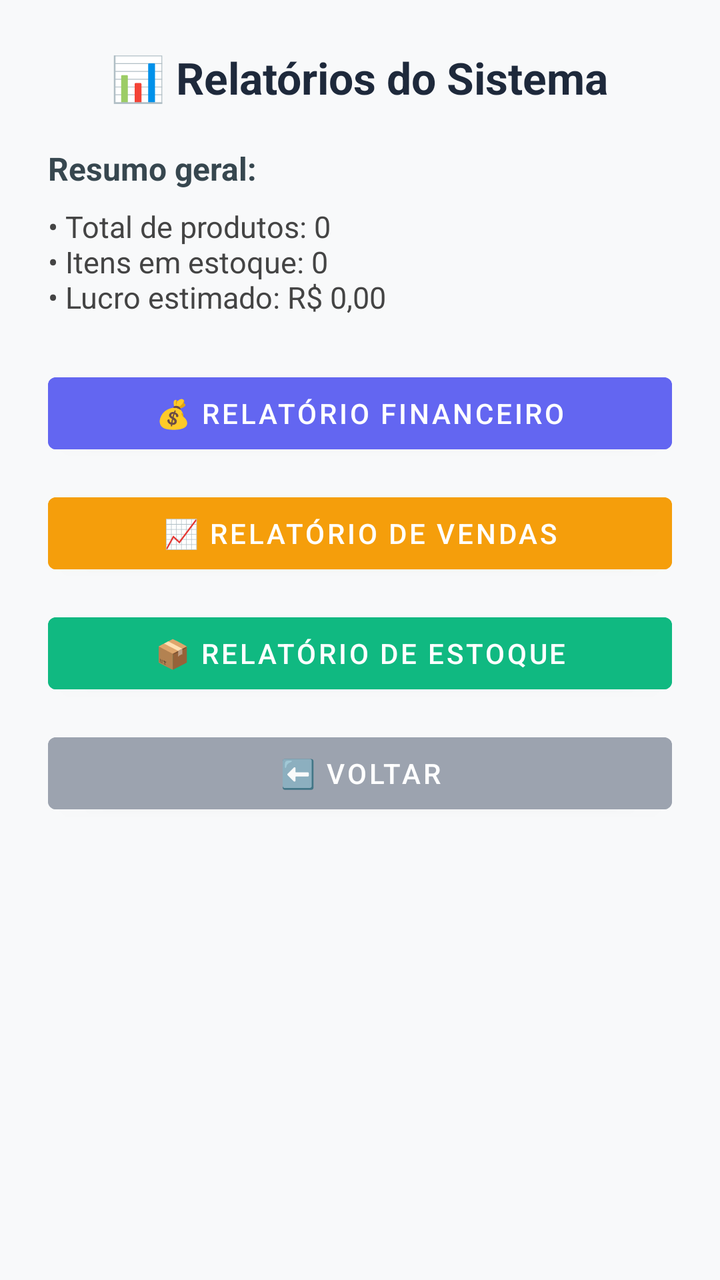
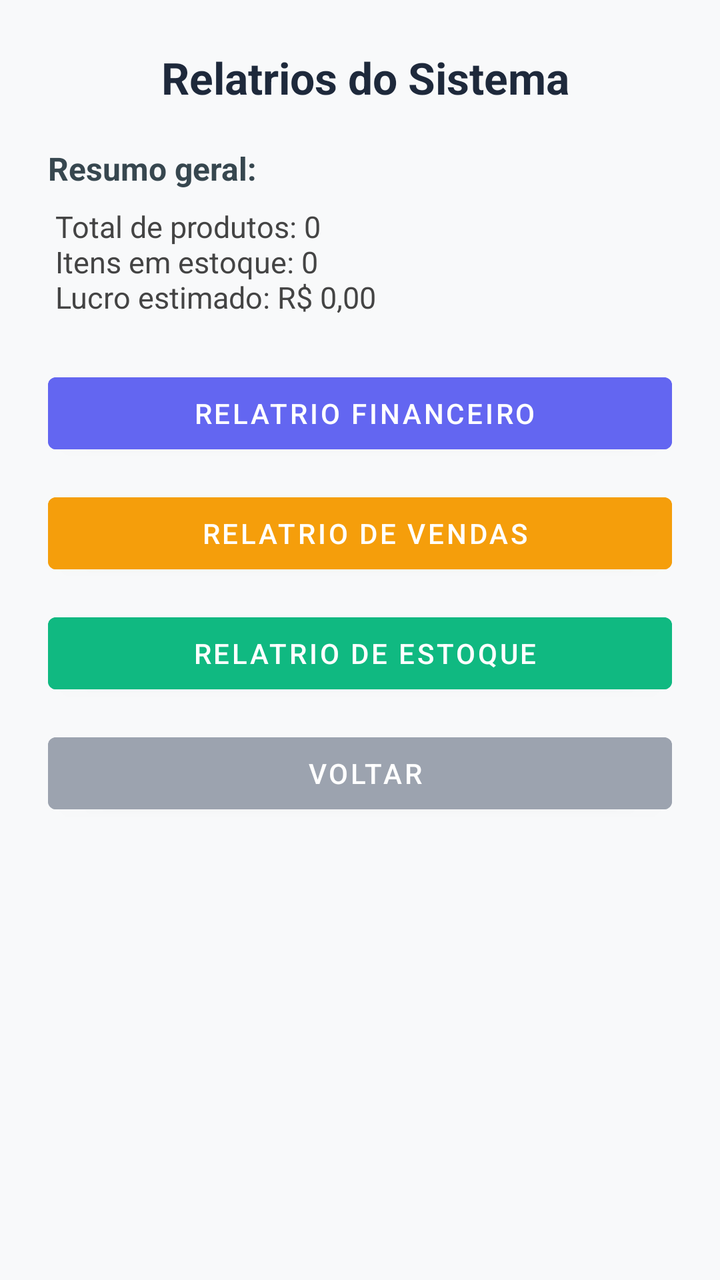

The first picture is an Android layout as it rendered before a commit; the second is the same layout after the commit. The layout source and the unified diff follow.
<!-- AndroidManifest.xml: application theme Theme.COISABOA -->
<!-- res/layout/activity_relatorios.xml -->
<?xml version="1.0" encoding="utf-8"?>
<ScrollView xmlns:android="http://schemas.android.com/apk/res/android"
    android:layout_width="match_parent"
    android:layout_height="match_parent"
    android:padding="24dp"
    android:background="#F8F9FA">

    <LinearLayout
        android:layout_width="match_parent"
        android:layout_height="wrap_content"
        android:orientation="vertical"
        android:gravity="center_horizontal">

        
        <TextView
            android:layout_width="wrap_content"
            android:layout_height="wrap_content"
            android:text="📊 Relatórios do Sistema"
            android:textSize="22sp"
            android:textStyle="bold"
            android:textColor="#1E293B"
            android:paddingBottom="20dp" />

        
        <TextView
            android:layout_width="match_parent"
            android:layout_height="wrap_content"
            android:text="Resumo geral:"
            android:textStyle="bold"
            android:textSize="16sp"
            android:textColor="#37474F"
            android:paddingBottom="8dp" />

        
        <TextView
            android:id="@+id/tvResumo"
            android:layout_width="match_parent"
            android:layout_height="wrap_content"
            android:text="• Total de produtos: 0\n• Itens em estoque: 0\n• Lucro estimado: R$ 0,00"
            android:textSize="15sp"
            android:textColor="#444"
            android:paddingBottom="24dp" />

        
        <Button
            android:id="@+id/btnGerarRelatorio"
            android:layout_width="match_parent"
            android:layout_height="wrap_content"
            android:text="💰 Relatório Financeiro"
            android:backgroundTint="#6366F1"
            android:textColor="#FFFFFF"
            android:layout_marginBottom="12dp" />

        
        <Button
            android:id="@+id/btnRelatorioVendas"
            android:layout_width="match_parent"
            android:layout_height="wrap_content"
            android:text="📈 Relatório de Vendas"
            android:backgroundTint="#F59E0B"
            android:textColor="#FFFFFF"
            android:layout_marginBottom="12dp" />

        
        <Button
            android:id="@+id/btnRelatorioEstoque"
            android:layout_width="match_parent"
            android:layout_height="wrap_content"
            android:text="📦 Relatório de Estoque"
            android:backgroundTint="#10B981"
            android:textColor="#FFFFFF"
            android:layout_marginBottom="12dp" />

        
        <Button
            android:id="@+id/btnVoltar"
            android:layout_width="match_parent"
            android:layout_height="wrap_content"
            android:text="⬅️ Voltar"
            android:backgroundTint="#9CA3AF"
            android:textColor="#FFFFFF" />
    </LinearLayout>
</ScrollView>
<!-- resources referenced by this layout -->
<resources>
  <style name="Theme.COISABOA" parent="Theme.MaterialComponents.DayNight.NoActionBar">
          <item name="colorPrimary">@color/purple_500</item>
          <item name="colorPrimaryVariant">@color/purple_700</item>
          <item name="colorSecondary">@color/teal_200</item>
          <item name="android:statusBarColor" tools:targetApi="l">?attr/colorPrimaryVariant</item>
      </style>
  <color name="purple_500">#6200EE</color>
  <color name="purple_700">#3700B3</color>
  <color name="teal_200">#03DAC5</color>
</resources>

<!-- the commit's change to res/layout/activity_relatorios.xml (unified diff, before → after) -->
@@ -15,7 +15,7 @@
         <TextView
             android:layout_width="wrap_content"
             android:layout_height="wrap_content"
-            android:text="📊 Relatórios do Sistema"
+            android:text=" Relatrios do Sistema"
             android:textSize="22sp"
             android:textStyle="bold"
             android:textColor="#1E293B"
@@ -36,7 +36,7 @@
             android:id="@+id/tvResumo"
             android:layout_width="match_parent"
             android:layout_height="wrap_content"
-            android:text="• Total de produtos: 0\n• Itens em estoque: 0\n• Lucro estimado: R$ 0,00"
+            android:text=" Total de produtos: 0\n Itens em estoque: 0\n Lucro estimado: R$ 0,00"
             android:textSize="15sp"
             android:textColor="#444"
             android:paddingBottom="24dp" />
@@ -46,7 +46,7 @@
             android:id="@+id/btnGerarRelatorio"
             android:layout_width="match_parent"
             android:layout_height="wrap_content"
-            android:text="💰 Relatório Financeiro"
+            android:text=" Relatrio Financeiro"
             android:backgroundTint="#6366F1"
             android:textColor="#FFFFFF"
             android:layout_marginBottom="12dp" />
@@ -56,7 +56,7 @@
             android:id="@+id/btnRelatorioVendas"
             android:layout_width="match_parent"
             android:layout_height="wrap_content"
-            android:text="📈 Relatório de Vendas"
+            android:text=" Relatrio de Vendas"
             android:backgroundTint="#F59E0B"
             android:textColor="#FFFFFF"
             android:layout_marginBottom="12dp" />
@@ -66,7 +66,7 @@
             android:id="@+id/btnRelatorioEstoque"
             android:layout_width="match_parent"
             android:layout_height="wrap_content"
-            android:text="📦 Relatório de Estoque"
+            android:text=" Relatrio de Estoque"
             android:backgroundTint="#10B981"
             android:textColor="#FFFFFF"
             android:layout_marginBottom="12dp" />
@@ -76,7 +76,7 @@
             android:id="@+id/btnVoltar"
             android:layout_width="match_parent"
             android:layout_height="wrap_content"
-            android:text="⬅️ Voltar"
+            android:text=" Voltar"
             android:backgroundTint="#9CA3AF"
             android:textColor="#FFFFFF" />
     </LinearLayout>
